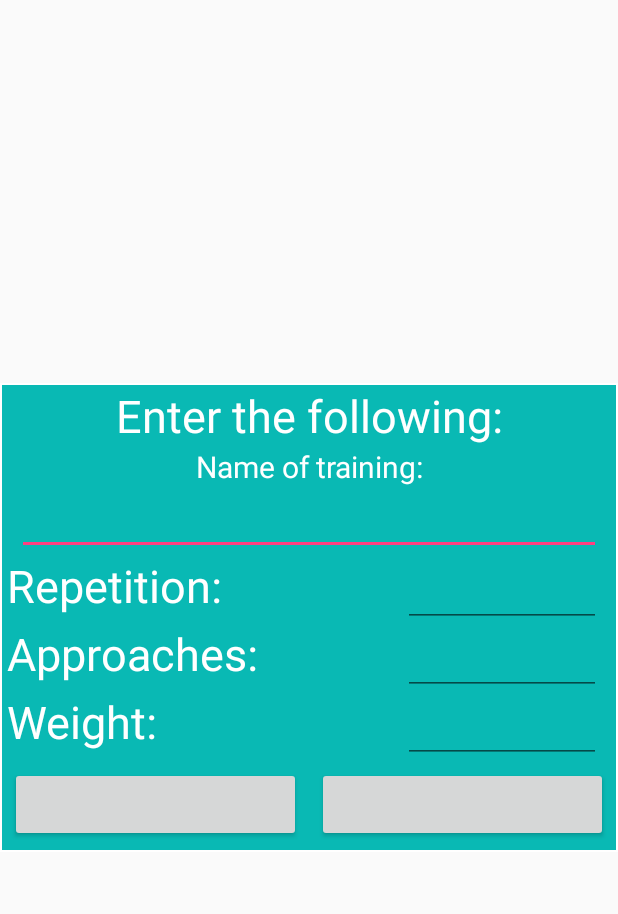
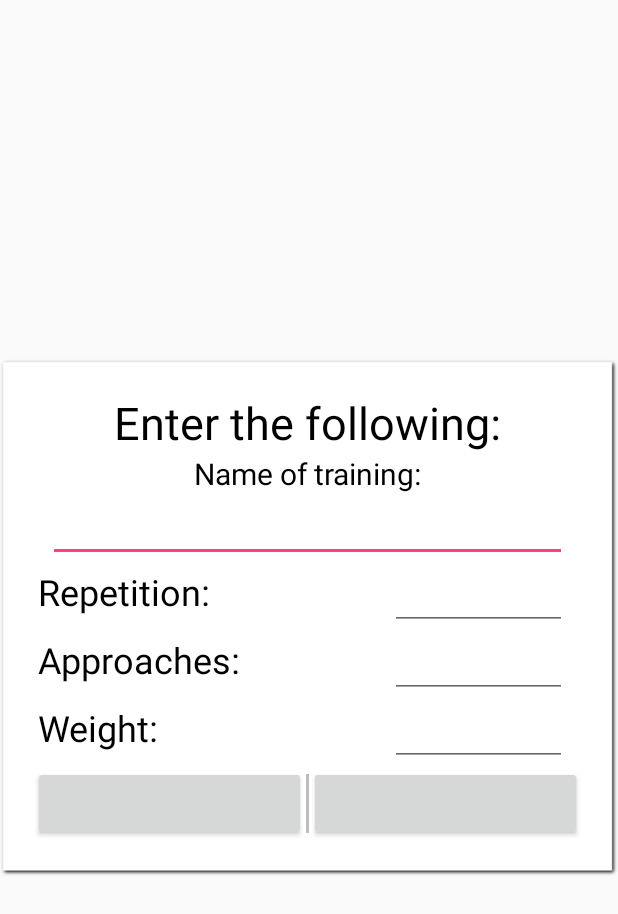
Before and after one commit to DmitryKizama/workokokout, an Android app: the layout start_dialog.xml on its own in the app's theme, with its tools: preview values and no code run, on a phone screen of 412 x 824 dp. Shown: the top 914 px of the screen. Run offline under Robolectric (Android 15) with nearby library versions, the phone set to English and light mode, and no system bars; plain views replace FancyButton, MaterialEditText.

Commit message:
fill menu

```diff
--- a/app/src/main/res/layout/day_activity.xml
+++ b/app/src/main/res/layout/day_activity.xml
@@ -159,7 +159,7 @@
 
     <fragment
         android:id="@+id/navigation_drawer"
-        class="tony.workout.activity.NavigationSettingsFragment"
+        class="tony.workout.activity.Menu"
         android:layout_width="@dimen/navdrawer_width"
         android:layout_height="match_parent"
         android:layout_gravity="start"
--- a/app/src/main/res/layout/start_dialog.xml
+++ b/app/src/main/res/layout/start_dialog.xml
@@ -6,15 +6,18 @@
     android:layout_width="match_parent"
     android:layout_height="wrap_content"
     android:layout_gravity="center"
-    android:background="@android:color/white"
     android:scrollbarAlwaysDrawVerticalTrack="true">
+
+    <LinearLayout
+        android:layout_width="match_parent"
+        android:layout_height="wrap_content"
+        android:background="@drawable/shadow_1">
 
         <LinearLayout
 
             android:layout_width="match_parent"
             android:layout_height="wrap_content"
-        android:layout_margin="1dp"
-        android:background="@color/colorForDialogs"
+            android:layout_margin="20dp"
             android:orientation="vertical">
 
             <TextView
@@ -23,7 +26,7 @@
                 android:layout_gravity="center"
                 android:gravity="center"
                 android:text="Enter the following:"
-            android:textColor="@android:color/white"
+                android:textColor="@color/color_of_words"
                 android:textSize="30sp" />
 
             <TextView
@@ -32,7 +35,7 @@
                 android:layout_gravity="center"
                 android:gravity="center"
                 android:text="Name of training:"
-            android:textColor="@android:color/white"
+                android:textColor="@color/color_of_words"
                 android:textSize="20sp" />
 
             <com.rengwuxian.materialedittext.MaterialEditText
@@ -65,8 +68,8 @@
                         android:layout_height="wrap_content"
                         android:layout_weight="2"
                         android:text="Repetition:"
-                    android:textColor="@android:color/white"
-                    android:textSize="30sp" />
+                        android:textColor="@color/color_of_words"
+                        android:textSize="@dimen/text_size_in_dialog" />
 
 
                     <com.rengwuxian.materialedittext.MaterialEditText
@@ -97,8 +100,8 @@
                         android:layout_height="wrap_content"
                         android:layout_weight="2"
                         android:text="Approaches:"
-                    android:textColor="@android:color/white"
-                    android:textSize="30sp" />
+                        android:textColor="@color/color_of_words"
+                        android:textSize="@dimen/text_size_in_dialog" />
 
                     <com.rengwuxian.materialedittext.MaterialEditText
                         android:id="@+id/edtApproaches"
@@ -129,8 +132,8 @@
                         android:layout_height="wrap_content"
                         android:layout_weight="2"
                         android:text="Weight:"
-                    android:textColor="@android:color/white"
-                    android:textSize="30sp" />
+                        android:textColor="@color/color_of_words"
+                        android:textSize="@dimen/text_size_in_dialog" />
 
 
                     <com.rengwuxian.materialedittext.MaterialEditText
@@ -160,33 +163,31 @@
                     android:id="@+id/btnAdd"
                     android:layout_width="0dp"
                     android:layout_height="50dp"
-                android:layout_margin="5dp"
                     android:layout_weight="1"
-                fancy:fb_borderColor="@android:color/white"
-                fancy:fb_borderWidth="1dp"
-                fancy:fb_defaultColor="@color/colorForDialogs"
-                fancy:fb_fontIconSize="25sp"
+                    fancy:fb_defaultColor="@color/background_color"
                     fancy:fb_text="Apply"
-                fancy:fb_textColor="@android:color/white"
-                app:fb_focusColor="@color/primary_pressed" />
+                    fancy:fb_textColor="@color/orange" />
+
+                <TextView
+                    android:layout_width="2dp"
+                    android:layout_height="match_parent"
+                    android:layout_marginBottom="5dp"
+                    android:layout_marginTop="5dp"
+                    android:background="#BDBDBD" />
 
                 <mehdi.sakout.fancybuttons.FancyButton
                     android:id="@+id/btnCancel"
                     android:layout_width="0dp"
                     android:layout_height="50dp"
-                android:layout_margin="5dp"
                     android:layout_weight="1"
-                fancy:fb_borderColor="@android:color/white"
-                fancy:fb_borderWidth="1dp"
-                fancy:fb_defaultColor="@color/colorForDialogs"
-                fancy:fb_fontIconSize="25sp"
+                    fancy:fb_defaultColor="@color/background_color"
                     fancy:fb_text="Cancel"
-                fancy:fb_textColor="@android:color/white"
-                app:fb_focusColor="@color/primary_pressed" />
+                    fancy:fb_textColor="@color/primary" />
 
 
             </LinearLayout>
 
 
         </LinearLayout>
+    </LinearLayout>
 </ScrollView>
--- a/app/src/main/res/values/dimens.xml
+++ b/app/src/main/res/values/dimens.xml
@@ -5,5 +5,6 @@
     <dimen name="navdrawer_width">260dp</dimen>
 
     <dimen name="item_text_size">20sp</dimen>
+    <dimen name="text_size_in_dialog">24sp</dimen>
     <dimen name="text_size_in_menu">46sp</dimen>
 </resources>
```
Also changed, not shown: app/src/main/java/tony/workout/activity/DayActivity.java (+3 -5 lines), app/src/main/java/tony/workout/activity/Menu.java (+31 -9 lines), app/src/main/java/tony/workout/activity/SettingsDialog.java (added, +62 -0 lines), app/src/main/res/layout/menu.xml (+18 -6 lines), app/src/main/res/layout/settings_dialog.xml (added, +92 -0 lines), app/src/main/res/layout/update_dialog.xml (+21 -20 lines), app/src/main/res/drawable/shadow_1.9.png (added), app/src/main/res/mipmap-hdpi/ic_panda_question.png (added), app/src/main/res/mipmap-hdpi/ic_panda_settings.png (added), app/src/main/res/mipmap-mdpi/ic_panda_question.png (added), app/src/main/res/mipmap-mdpi/ic_panda_settings.png (added), app/src/main/res/mipmap-xhdpi/ic_panda_question.png (added), app/src/main/res/mipmap-xhdpi/ic_panda_settings.png (added), app/src/main/res/mipmap-xxhdpi/ic_panda_question.png (added), 3 more files. Lines whose indentation alone changed are shown as unchanged.
